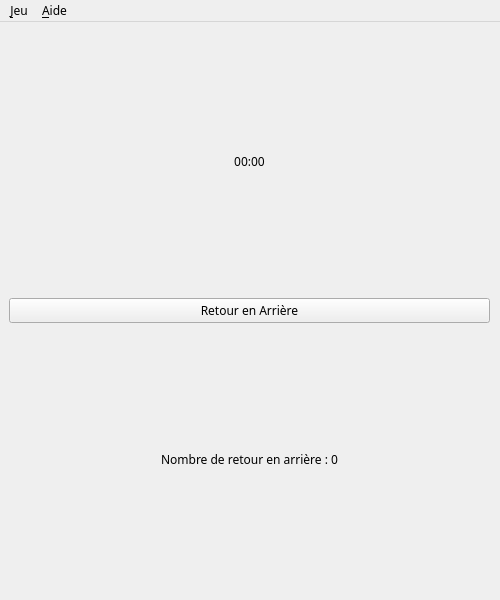
This is GameWindow.ui in Kyrens/Takuzu-Qt as Qt 5 draws it before an edit. The edited form follows.
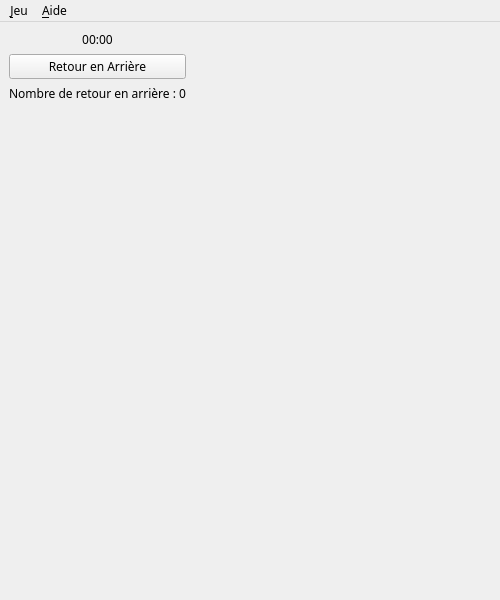
This is the edited form.

What changed in the file:
```diff
--- a/GameWindow.ui
+++ b/GameWindow.ui
@@ -24,6 +24,9 @@
      </rect>
     </property>
     <layout class="QVBoxLayout" name="verticalLayout">
+     <property name="sizeConstraint">
+      <enum>QLayout::SetFixedSize</enum>
+     </property>
      <item>
       <widget class="QLabel" name="timeLabel">
        <property name="maximumSize">
```
